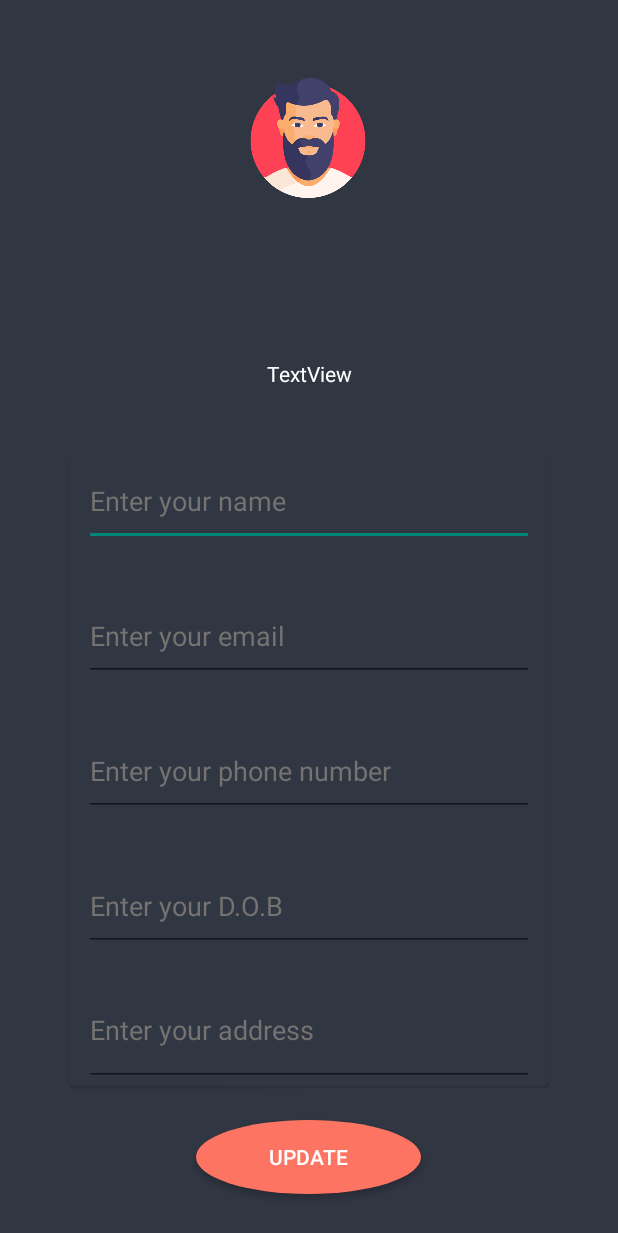
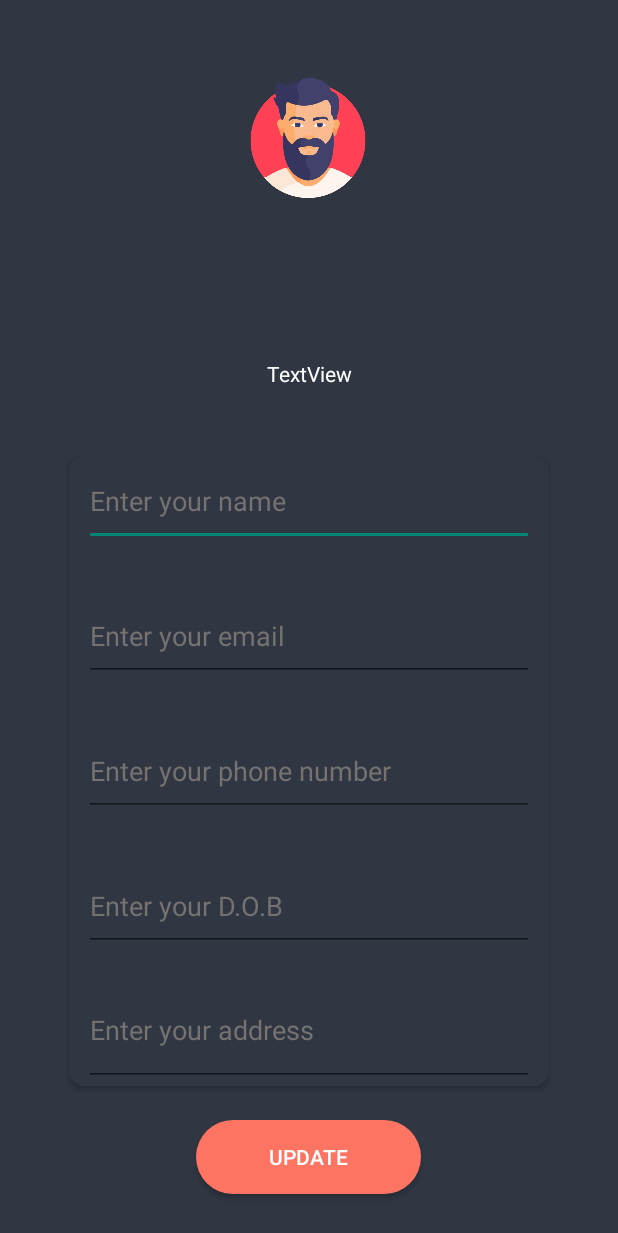
Before and after one commit to Rishi2705/JobProvider, an Android app: the ProfilePage screen opened directly, with no data from a screen before it, on a phone screen of 412 x 824 dp. Shown: the top 1233 px of the screen. Run offline under Robolectric (Android 15) with nearby library versions, the phone set to English and light mode, and no system bars; Roboto replaces fonts that are not available here.

Commit message:
Merge remote-tracking branch 'origin/main'

```diff
--- a/app/src/main/res/layout/activity_profile_page.xml
+++ b/app/src/main/res/layout/activity_profile_page.xml
@@ -36,8 +36,7 @@
         app:layout_constraintEnd_toEndOf="parent"
         app:layout_constraintStart_toStartOf="parent" />
 
-    <com.google.android.material.card.MaterialCardView
-
+    <androidx.cardview.widget.CardView
         android:id="@+id/materialCardView"
         android:layout_width="320dp"
         android:layout_height="wrap_content"
@@ -45,10 +44,10 @@
         android:layout_marginEnd="26dp"
         android:layout_marginBottom="100dp"
         app:cardBackgroundColor="#303642"
+        app:cardCornerRadius="10dp"
         app:layout_constraintBottom_toBottomOf="parent"
         app:layout_constraintEnd_toEndOf="parent"
         app:layout_constraintStart_toStartOf="parent"
-        app:layout_constraintTop_toBottomOf="@+id/textView5"
         app:strokeColor="#E2DADA">
 
         <LinearLayout
@@ -116,8 +115,7 @@
                 android:textColorHint="#757272" />
 
         </LinearLayout>
-
-    </com.google.android.material.card.MaterialCardView>
+    </androidx.cardview.widget.CardView>
 
     <Button
         android:id="@+id/button"
@@ -126,14 +124,14 @@
         android:layout_marginStart="160dp"
         android:layout_marginEnd="160dp"
         android:layout_marginBottom="28dp"
-        android:background="@drawable/custom_buttons"
+        android:background="@drawable/round"
         android:backgroundTint="#fe7463"
         android:text="Update"
         android:textColor="@color/white"
         app:layout_constraintBottom_toBottomOf="parent"
         app:layout_constraintEnd_toEndOf="parent"
         app:layout_constraintHorizontal_bias="0.508"
-        app:layout_constraintStart_toStartOf="parent" />
+        app:layout_constraintStart_toStartOf="parent"/>
 
 
 </androidx.constraintlayout.widget.ConstraintLayout>
```
